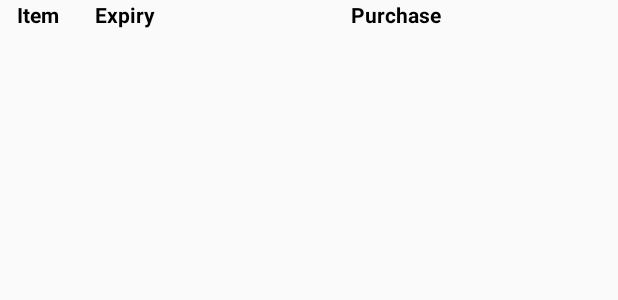
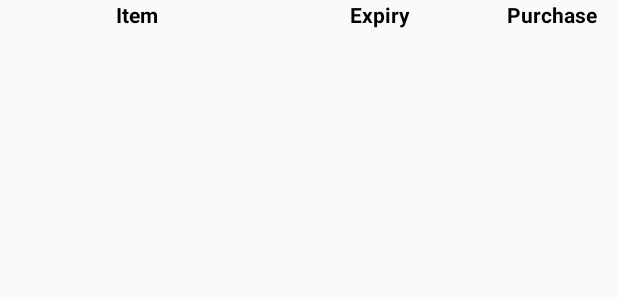
Before and after one commit to CheyanneSim/ForgetMeNotFinal, an Android app: the layout activity_inventory_list.xml on its own in the app's theme, with its tools: preview values and no code run, on a phone screen of 412 x 824 dp. Shown: the top 300 px of the screen. Run offline under Robolectric (Android 15) with nearby library versions, the phone set to English and light mode, and no system bars; plain views replace SwipeMenuListView.

Commit message:
features for Inventory, shorten some code.

```diff
--- a/app/src/main/java/com/example/forgetMeNot/HomeFragment.java
+++ b/app/src/main/java/com/example/forgetMeNot/HomeFragment.java
@@ -38,6 +38,7 @@ public class HomeFragment extends Fragment {
             shoppingListBtn = view.findViewById(R.id.shopping_list_button);
             inventoryBtn = view.findViewById(R.id.inventory_btn);
 
+            // TODO name takes too long to register!
             // on logged in
             if(mAuth.getCurrentUser()!=null) {
                 userEmailTV.setText("Welcome " + mAuth.getCurrentUser().getDisplayName());
--- a/app/src/main/java/com/example/forgetMeNot/shoppingList/MyShoppingList.java
+++ b/app/src/main/java/com/example/forgetMeNot/shoppingList/MyShoppingList.java
@@ -32,6 +32,7 @@ public class MyShoppingList extends AppCompatActivity implements AddToShoppingLi
     private FirebaseFirestore db = FirebaseFirestore.getInstance();
     private CollectionReference collectionRef;
     public String group;
+    public ArrayAdapter<String> adapter;
     ArrayList<String> items = new ArrayList<>();
     ArrayList<String> selectedItems = new ArrayList<>();
     ListView shoppingList;
@@ -69,7 +70,7 @@ public class MyShoppingList extends AppCompatActivity implements AddToShoppingLi
                                     items.add(item);
                                 }
                             }
-                            ArrayAdapter<String> adapter = new ArrayAdapter<String>(MyShoppingList.this, R.layout.shoppinglist_row_layout, R.id.checked_txt, items);
+                            adapter = new ArrayAdapter<String>(MyShoppingList.this, R.layout.shoppinglist_row_layout, R.id.checked_txt, items);
                             shoppingList.setAdapter(adapter);
                         }
                     }
@@ -128,8 +129,7 @@ public class MyShoppingList extends AppCompatActivity implements AddToShoppingLi
     @Override
     public void addItem(String item) {
         items.add(item);
-        ArrayAdapter<String> adapter = new ArrayAdapter<String>(MyShoppingList.this, R.layout.shoppinglist_row_layout, R.id.checked_txt, items);
-        shoppingList.setAdapter(adapter);
+        adapter.notifyDataSetChanged();
     }
 
     // Set back button to finish activity
--- a/app/src/main/res/layout/activity_inventory_list.xml
+++ b/app/src/main/res/layout/activity_inventory_list.xml
@@ -1,38 +1,37 @@
 <?xml version="1.0" encoding="utf-8"?>
 <LinearLayout xmlns:android="http://schemas.android.com/apk/res/android"
     xmlns:tools="http://schemas.android.com/tools"
-    android:layout_width="wrap_content"
+    android:layout_width="match_parent"
     android:layout_height="wrap_content"
     android:orientation="vertical">
 
     <LinearLayout
         android:layout_width="match_parent"
         android:layout_height="match_parent"
+        android:layout_weight="100"
         android:orientation="horizontal">
 
         <TextView
             android:id="@+id/textView2"
             android:layout_width="wrap_content"
             android:layout_height="wrap_content"
-            android:layout_weight="1"
+            android:layout_weight="55"
             android:text="Item"
             android:textAlignment="center"
             android:textColor="#000000"
             android:textSize="14sp"
-            android:textStyle="bold"
-            tools:layout_weight="33.3" />
+            android:textStyle="bold" />
 
         <TextView
             android:id="@+id/textView3"
             android:layout_width="wrap_content"
             android:layout_height="wrap_content"
-            android:layout_weight="1"
+            android:layout_weight="35"
             android:text="Expiry"
             android:textAlignment="center"
             android:textColor="#000000"
             android:textSize="14sp"
-            android:textStyle="bold"
-            tools:layout_weight="33.3" />
+            android:textStyle="bold" />
 
         <TextView
             android:id="@+id/textView4"
--- a/app/src/main/res/layout/fragment_home.xml
+++ b/app/src/main/res/layout/fragment_home.xml
@@ -65,7 +65,7 @@
         android:id="@+id/userEmail"
         android:layout_width="wrap_content"
         android:layout_height="wrap_content"
-        android:text="Welcome" />
+        android:text="@string/welcome" />
 
     <ScrollView
         android:layout_width="match_parent"
--- a/app/src/main/res/layout/fragment_login.xml
+++ b/app/src/main/res/layout/fragment_login.xml
@@ -14,7 +14,7 @@
         android:layout_height="wrap_content"
         android:id="@+id/imageView"
         android:src="@drawable/logo"
-        android:layout_below="@+id/textView"
+        android:layout_below="@+id/email_textView"
         android:layout_centerHorizontal="true" />
 
 
--- a/app/src/main/res/layout/fragment_register.xml
+++ b/app/src/main/res/layout/fragment_register.xml
@@ -13,7 +13,7 @@
         android:layout_height="wrap_content"
         android:id="@+id/imageView"
         android:src="@drawable/logo"
-        android:layout_below="@+id/textView"
+        android:layout_below="@+id/email_textView"
         android:layout_centerHorizontal="true" />
     <TextView
         android:layout_width="wrap_content"
@@ -52,6 +52,6 @@
         style="?android:attr/progressBarStyle"
         android:layout_width="match_parent"
         android:layout_height="wrap_content"
-        tools:visibility="gone" />
+        android:visibility="gone" />
 
 </LinearLayout>
--- a/app/src/main/res/layout/fragment_resetpassword.xml
+++ b/app/src/main/res/layout/fragment_resetpassword.xml
@@ -14,7 +14,7 @@
         android:layout_height="wrap_content"
         android:id="@+id/imageView"
         android:src="@drawable/logo"
-        android:layout_below="@+id/textView"
+        android:layout_below="@+id/email_textView"
         android:layout_centerHorizontal="true" />
 
 
--- a/app/src/main/res/menu/activity_main_drawer.xml
+++ b/app/src/main/res/menu/activity_main_drawer.xml
@@ -20,7 +20,7 @@
             android:title="@string/menu_login" />
         <item
             android:id="@+id/nav_group"
-            android:icon="@android:drawable/ic_menu_share"
+            android:icon="@drawable/ic_menu_share"
             android:title="Manage Group" />
         <item
             android:id="@+id/nav_logout"
--- a/app/src/main/res/values/strings.xml
+++ b/app/src/main/res/values/strings.xml
@@ -17,5 +17,6 @@
 
     <string name="tab_text_1">Tab 1</string>
     <string name="tab_text_2">Tab 2</string>
+    <string name="welcome">Welcome</string>
 
 </resources>
```
Also changed, not shown: app/src/main/java/com/example/forgetMeNot/Inventory/MyInventory.java (+20 -4 lines), app/src/main/java/com/example/forgetMeNot/MainActivity.java (+23 -6 lines), app/src/main/java/com/example/forgetMeNot/necessities/MyNecessities.java (+5 -8 lines), app/src/main/res/layout/inventory_list_rowlayout.xml (+4 -4 lines), app/src/main/res/layout/nav_header_main.xml (+6 -3 lines).
